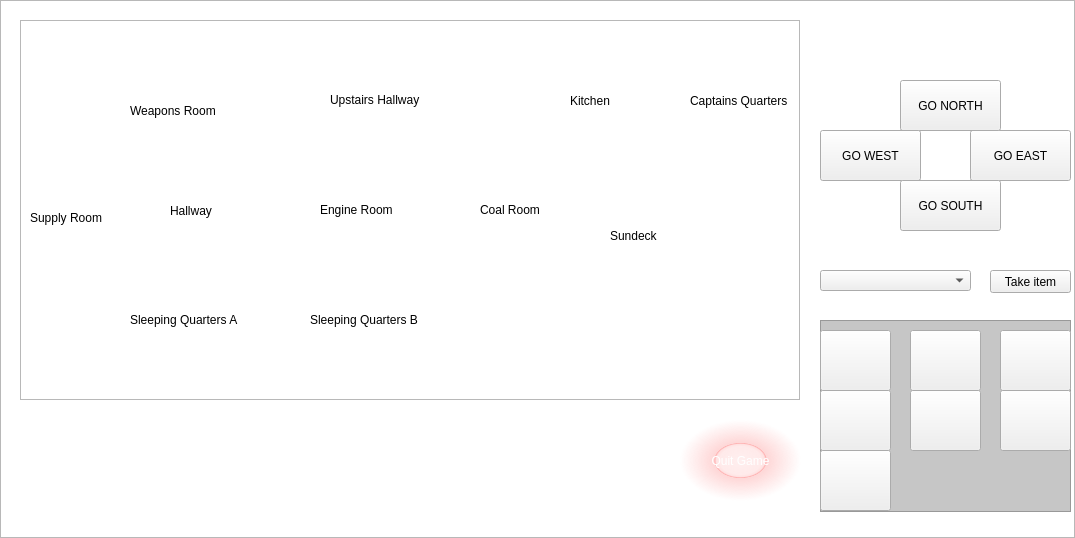
The window that ship.ui (eoghanp/EventDriven) describes before a commit, drawn with Qt 5.
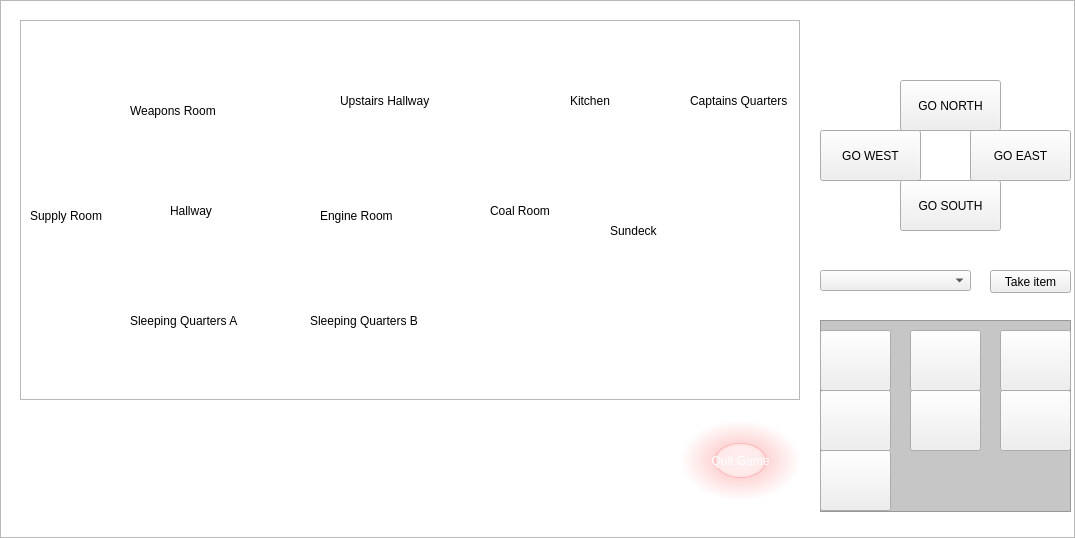
The same window after the commit. Icons and pictures are not drawn.

Diff of the .ui file:
```diff
--- a/ship.ui
+++ b/ship.ui
@@ -152,9 +152,9 @@
     <property name="geometry">
      <rect>
       <x>30</x>
-      <y>210</y>
+      <y>200</y>
       <width>91</width>
-      <height>16</height>
+      <height>31</height>
      </rect>
     </property>
     <property name="styleSheet">
@@ -168,9 +168,9 @@
     <property name="geometry">
      <rect>
       <x>130</x>
-      <y>100</y>
+      <y>90</y>
       <width>121</width>
-      <height>21</height>
+      <height>41</height>
      </rect>
     </property>
     <property name="styleSheet">
@@ -185,9 +185,9 @@
     <property name="geometry">
      <rect>
       <x>170</x>
-      <y>200</y>
+      <y>190</y>
       <width>91</width>
-      <height>21</height>
+      <height>41</height>
      </rect>
     </property>
     <property name="styleSheet">
@@ -201,9 +201,9 @@
     <property name="geometry">
      <rect>
       <x>130</x>
-      <y>310</y>
+      <y>300</y>
       <width>141</width>
-      <height>20</height>
+      <height>41</height>
      </rect>
     </property>
     <property name="styleSheet">
@@ -218,9 +218,9 @@
     <property name="geometry">
      <rect>
       <x>320</x>
-      <y>200</y>
+      <y>190</y>
       <width>131</width>
-      <height>20</height>
+      <height>51</height>
      </rect>
     </property>
     <property name="styleSheet">
@@ -233,10 +233,10 @@
    <widget class="QLabel" name="upstairsHallwayLbl">
     <property name="geometry">
      <rect>
-      <x>330</x>
-      <y>90</y>
+      <x>340</x>
+      <y>80</y>
       <width>161</width>
-      <height>20</height>
+      <height>41</height>
      </rect>
     </property>
     <property name="styleSheet">
@@ -249,10 +249,10 @@
    <widget class="QLabel" name="coalRoomLbl">
     <property name="geometry">
      <rect>
-      <x>480</x>
-      <y>200</y>
+      <x>490</x>
+      <y>190</y>
       <width>81</width>
-      <height>20</height>
+      <height>41</height>
      </rect>
     </property>
     <property name="styleSheet">
@@ -266,9 +266,9 @@
     <property name="geometry">
      <rect>
       <x>570</x>
-      <y>90</y>
+      <y>80</y>
       <width>71</width>
-      <height>21</height>
+      <height>41</height>
      </rect>
     </property>
     <property name="styleSheet">
@@ -282,9 +282,9 @@
     <property name="geometry">
      <rect>
       <x>610</x>
-      <y>220</y>
+      <y>210</y>
       <width>81</width>
-      <height>31</height>
+      <height>41</height>
      </rect>
     </property>
     <property name="styleSheet">
@@ -301,9 +301,9 @@
     <property name="geometry">
      <rect>
       <x>690</x>
-      <y>90</y>
+      <y>80</y>
       <width>101</width>
-      <height>21</height>
+      <height>41</height>
      </rect>
     </property>
     <property name="styleSheet">
@@ -319,9 +319,9 @@
     <property name="geometry">
      <rect>
       <x>310</x>
-      <y>310</y>
+      <y>300</y>
       <width>141</width>
-      <height>20</height>
+      <height>41</height>
      </rect>
     </property>
     <property name="styleSheet">
```
